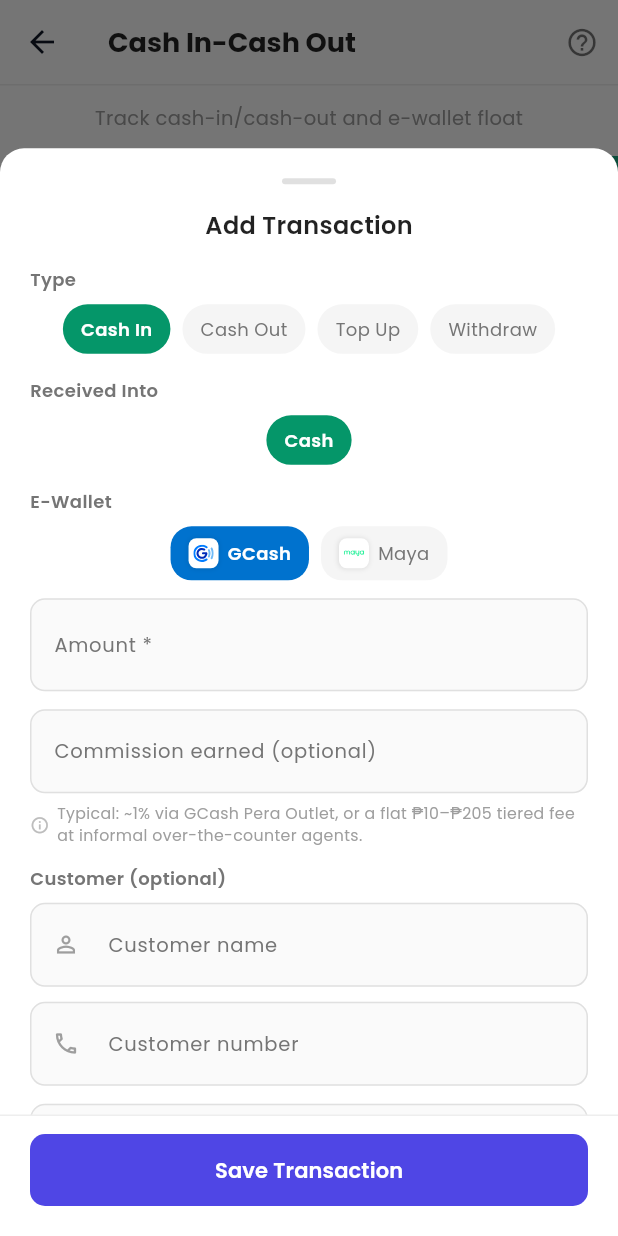
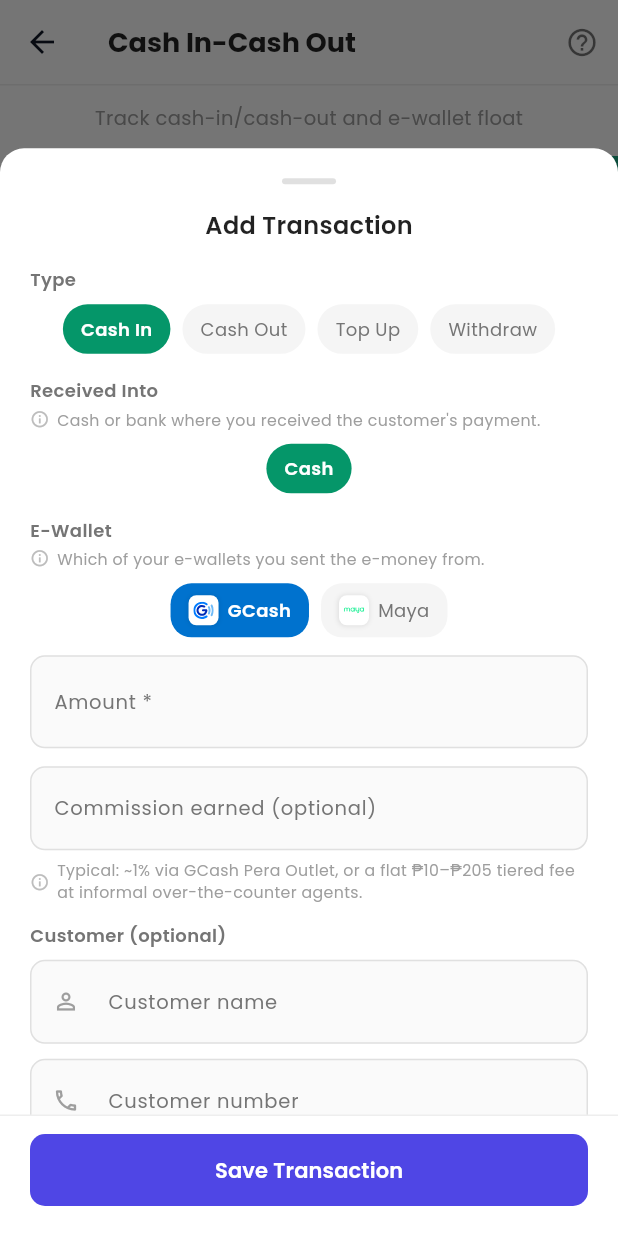
Before and after one commit to JefreyJurado/sari_sari_store, a Flutter app: the CicoScreen screen opened directly, after a tap on "Add Transaction", on a phone screen of 412 x 824 dp. Run offline on Flutter 3.47's test engine with Material 3 defaults, Android fonts, the phone set to English and light mode, and no system bars; our stand-ins replace file_picker, fl_chart, flutter_local_notifications, flutter_svg, local_auth, package_info_plus and 7 more; missing offline and left inert: gal, mobile_scanner; accounts and stored records are empty; statements that could not run were skipped.

Commit message:
Fix keyboard covering the Cash In/Out form, add inline account hints
- Fix the sheet's max-height calc using the outer page's context instead
  of the modal's own, and a flat screen-height percentage that didn't
  account for the keyboard inset — could leave the field you're typing
  into hidden behind the keyboard.
- Add a one-line hint under "Received Into"/"Paid From" and "E-Wallet"
  explaining what each picker is for and how they differ.
- Bump version to 1.0.8+20 for release build.

```diff
--- a/lib/screens/cico_screen.dart
+++ b/lib/screens/cico_screen.dart
@@ -1035,6 +1035,12 @@ class _CicoScreenState extends State<CicoScreen> {
           // account pays it out. Same picker, but the label now says which.
           final fundedViaLabel =
               type == CicoType.cashIn ? 'Received Into' : 'Paid From';
+          final fundedViaHint = type == CicoType.cashIn
+              ? "Cash or bank where you received the customer's payment."
+              : 'Cash or bank you paid the customer from.';
+          final walletSideHint = type == CicoType.cashIn
+              ? 'Which of your e-wallets you sent the e-money from.'
+              : "Which of your e-wallets received the customer's e-money.";
 
           Widget namedChip(
               String label, bool selected, Color color, VoidCallback onTap) {
@@ -1119,6 +1125,22 @@ class _CicoScreenState extends State<CicoScreen> {
                         fontWeight: FontWeight.w600)),
               );
 
+          Widget hintRow(String text) => Padding(
+                padding: const EdgeInsets.only(top: 4),
+                child: Row(
+                  crossAxisAlignment: CrossAxisAlignment.start,
+                  children: [
+                    Icon(Icons.info_outline, size: 13, color: Colors.grey[400]),
+                    const SizedBox(width: 5),
+                    Expanded(
+                      child: Text(text,
+                          style: TextStyle(
+                              fontSize: 10.5, color: Colors.grey[500])),
+                    ),
+                  ],
+                ),
+              );
+
           Widget fundedViaPicker() => Wrap(
                 spacing: 8,
                 runSpacing: 8,
@@ -1232,12 +1254,12 @@ class _CicoScreenState extends State<CicoScreen> {
                 ],
               );
 
+          final media = MediaQuery.of(ctx);
+          final availableHeight = media.size.height - media.viewInsets.bottom;
           return Padding(
-            padding: EdgeInsets.only(
-                bottom: MediaQuery.of(context).viewInsets.bottom),
+            padding: EdgeInsets.only(bottom: media.viewInsets.bottom),
             child: ConstrainedBox(
-              constraints: BoxConstraints(
-                  maxHeight: MediaQuery.of(context).size.height * 0.88),
+              constraints: BoxConstraints(maxHeight: availableHeight * 0.88),
               child: Column(mainAxisSize: MainAxisSize.min, children: [
                 Flexible(
                   child: SingleChildScrollView(
@@ -1307,10 +1329,12 @@ class _CicoScreenState extends State<CicoScreen> {
 
                         if (isInOut) ...[
                           sectionLabel(fundedViaLabel),
+                          hintRow(fundedViaHint),
                           const SizedBox(height: 8),
                           fundedViaPicker(),
                           const SizedBox(height: 16),
                           sectionLabel('E-Wallet'),
+                          hintRow(walletSideHint),
                           const SizedBox(height: 8),
                           walletPicker(),
                         ] else ...[
--- a/pubspec.yaml
+++ b/pubspec.yaml
@@ -1,7 +1,7 @@
 name: store_ph
 description: StorePH - Sari-Sari Store Management App
 publish_to: 'none'
-version: 1.0.7+19
+version: 1.0.8+20
 
 environment:
   sdk: '>=3.2.0 <4.0.0'
```
